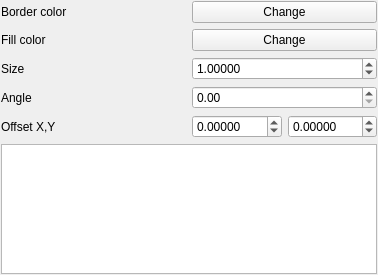
Qt form src/ui/symbollayer/widget_simplemarker.ui (qgis/QGIS) before a commit.
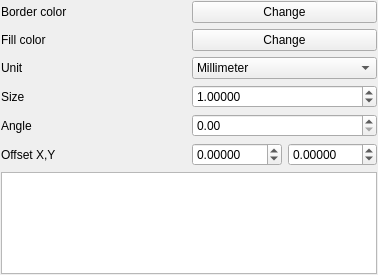
The same form after that commit. Custom widgets are drawn as their Qt base class.

Commit message: Separate units for line width, line offset, dash pattern

Patch:
```diff
--- a/src/ui/symbollayer/widget_simplemarker.ui
+++ b/src/ui/symbollayer/widget_simplemarker.ui
@@ -19,14 +19,7 @@
    </property>
    <item>
     <layout class="QGridLayout" name="gridLayout">
-     <item row="3" column="0">
-      <widget class="QLabel" name="label_4">
-       <property name="text">
-        <string>Angle</string>
-       </property>
-      </widget>
-     </item>
-     <item row="3" column="1">
+     <item row="4" column="1">
       <widget class="QDoubleSpinBox" name="spinAngle">
        <property name="decimals">
         <number>2</number>
@@ -39,6 +32,19 @@
        </property>
       </widget>
      </item>
+     <item row="3" column="1">
+      <widget class="QDoubleSpinBox" name="spinSize">
+       <property name="decimals">
+        <number>5</number>
+       </property>
+       <property name="maximum">
+        <double>100000.000000000000000</double>
+       </property>
+       <property name="value">
+        <double>1.000000000000000</double>
+       </property>
+      </widget>
+     </item>
      <item row="0" column="1">
       <widget class="QgsColorButtonV2" name="btnChangeColorBorder">
        <property name="text">
@@ -46,6 +52,27 @@
        </property>
       </widget>
      </item>
+     <item row="1" column="0">
+      <widget class="QLabel" name="label_2">
+       <property name="text">
+        <string>Fill color</string>
+       </property>
+      </widget>
+     </item>
+     <item row="3" column="0">
+      <widget class="QLabel" name="label_3">
+       <property name="text">
+        <string>Size</string>
+       </property>
+      </widget>
+     </item>
+     <item row="5" column="0">
+      <widget class="QLabel" name="label_5">
+       <property name="text">
+        <string>Offset X,Y</string>
+       </property>
+      </widget>
+     </item>
      <item row="1" column="1">
       <widget class="QgsColorButtonV2" name="btnChangeColorFill">
        <property name="text">
@@ -53,6 +80,13 @@
        </property>
       </widget>
      </item>
+     <item row="4" column="0">
+      <widget class="QLabel" name="label_4">
+       <property name="text">
+        <string>Angle</string>
+       </property>
+      </widget>
+     </item>
      <item row="0" column="0">
       <widget class="QLabel" name="label">
        <property name="text">
@@ -60,34 +94,7 @@
        </property>
       </widget>
      </item>
-     <item row="2" column="0">
-      <widget class="QLabel" name="label_3">
-       <property name="text">
-        <string>Size</string>
-       </property>
-      </widget>
-     </item>
-     <item row="1" column="0">
-      <widget class="QLabel" name="label_2">
-       <property name="text">
-        <string>Fill color</string>
-       </property>
-      </widget>
-     </item>
-     <item row="2" column="1">
-      <widget class="QDoubleSpinBox" name="spinSize">
-       <property name="decimals">
-        <number>5</number>
-       </property>
-       <property name="maximum">
-        <double>100000.000000000000000</double>
-       </property>
-       <property name="value">
-        <double>1.000000000000000</double>
-       </property>
-      </widget>
-     </item>
-     <item row="4" column="1">
+     <item row="5" column="1">
       <layout class="QHBoxLayout" name="horizontalLayout">
        <item>
         <widget class="QDoubleSpinBox" name="spinOffsetX">
@@ -111,10 +118,24 @@
        </item>
       </layout>
      </item>
-     <item row="4" column="0">
-      <widget class="QLabel" name="label_5">
+     <item row="2" column="1">
+      <widget class="QComboBox" name="mUnitComboBox">
+       <item>
+        <property name="text">
+         <string>Millimeter</string>
+        </property>
+       </item>
+       <item>
+        <property name="text">
+         <string>Map unit</string>
+        </property>
+       </item>
+      </widget>
+     </item>
+     <item row="2" column="0">
+      <widget class="QLabel" name="mOutputUnitLabel">
        <property name="text">
-        <string>Offset X,Y</string>
+        <string>Unit</string>
        </property>
       </widget>
      </item>
```
The commit also changes 9 other files.
